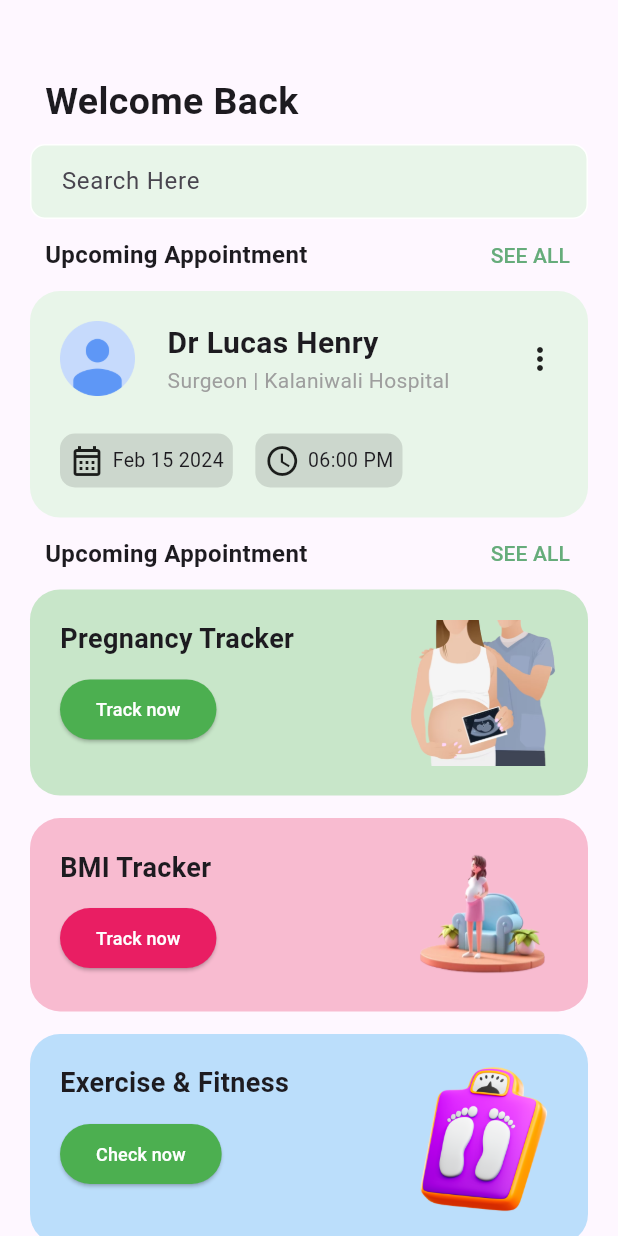
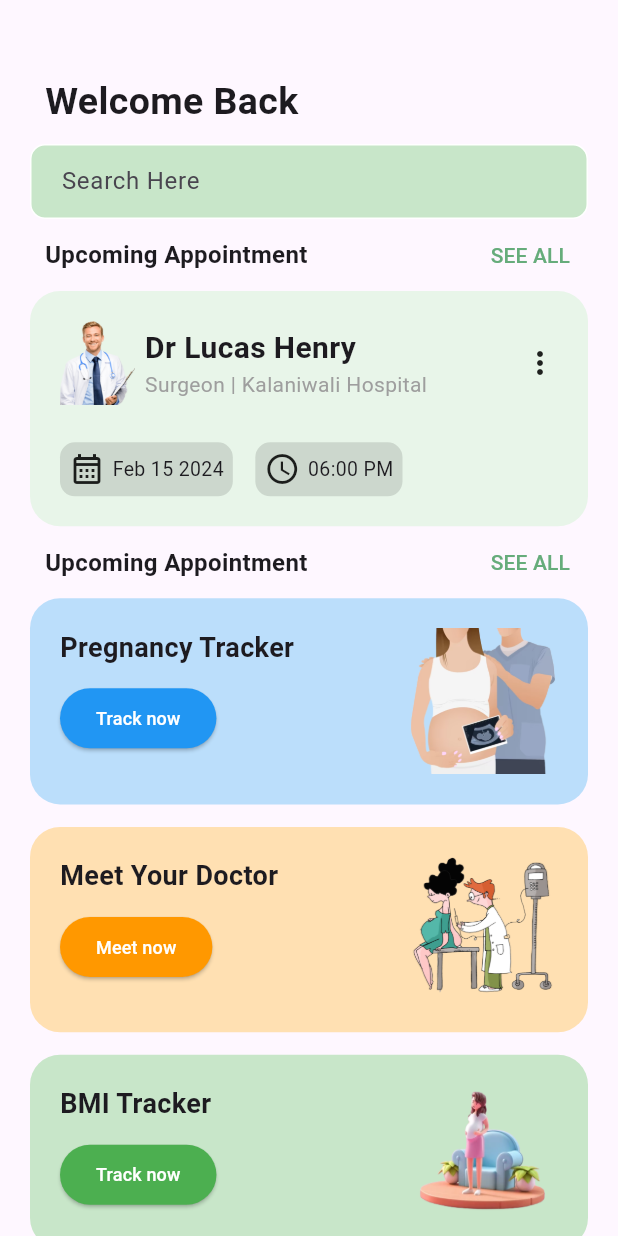
Before and after one commit to jdtdjayasingha/Babycare-University-Assignment, a Flutter app: the Menu screen opened directly, on a phone screen of 412 x 824 dp. Run offline on Flutter 3.47's test engine with Material 3 defaults, Android fonts, the light colour scheme and no system bars; our stand-ins replace carousel_slider, cloud_firestore, firebase_auth, firebase_core, firebase_storage, get and 3 more; missing offline and left inert: pretty_gauge; accounts and stored records are empty; network calls fail.

Commit message:
Updated Mom Menu Screen

```diff
--- a/lib/screen/Login/loading.dart
+++ b/lib/screen/Login/loading.dart
@@ -58,7 +58,7 @@ class _LodingScreenState extends State<LodingScreen> {
         child: Center(
           child: Padding(
             padding: const EdgeInsets.only(
-              top: 350,
+              top: 300,
 
             ),
             child: Column(
--- a/lib/screen/Login/splash.dart
+++ b/lib/screen/Login/splash.dart
@@ -40,7 +40,7 @@ class _SplashScreenState extends State<SplashScreen> {
         child: Center(
           child: Padding(
             padding: const EdgeInsets.only(
-              top: 350,
+              top: 300,
             ),
             child: Column(
               children: [
--- a/lib/screen/mom/menu.dart
+++ b/lib/screen/mom/menu.dart
@@ -49,7 +49,7 @@ class _MenuState extends State<Menu> {
               Container(
                 width: double.infinity, // Make the container take full width
                 decoration: BoxDecoration(
-                  color: Colors.green[50],
+                  color: Colors.green[100],
                   borderRadius: BorderRadius.circular(10.0),
                   border: Border.all(
                     color: Colors.white,
@@ -105,7 +105,7 @@ class _MenuState extends State<Menu> {
                         Column(
                           children: [
                             Image.asset(
-                              'assets/images/user.png',
+                              'assets/images/userdoc.png',
                               width: 50,
                             ),
                           ],
@@ -129,7 +129,7 @@ class _MenuState extends State<Menu> {
                           ],
                         ),
                         SizedBox(
-                          width: 5,
+                          width: 50,
                         ),
                         Column(
                           children: [
@@ -231,7 +231,7 @@ class _MenuState extends State<Menu> {
                 padding: const EdgeInsets.all(20),
                 decoration: BoxDecoration(
                   borderRadius: BorderRadius.circular(20),
-                  color: Colors.green[100],
+                  color: Colors.blue[100],
                 ),
                 child: Row(
                   crossAxisAlignment: CrossAxisAlignment.start,
@@ -253,7 +253,7 @@ class _MenuState extends State<Menu> {
                         ElevatedButton(
                           style: ButtonStyle(
                             backgroundColor:
-                                MaterialStateProperty.all<Color>(Colors.green),
+                                MaterialStateProperty.all<Color>(Colors.blue),
                           ),
                           onPressed: () {
                             Navigator.push(
@@ -291,7 +291,66 @@ class _MenuState extends State<Menu> {
                 padding: const EdgeInsets.all(20),
                 decoration: BoxDecoration(
                   borderRadius: BorderRadius.circular(20),
-                  color: Colors.pink[100],
+                  color: Colors.orange[100],
+                ),
+                child: Row(
+                  crossAxisAlignment: CrossAxisAlignment.start,
+                  mainAxisAlignment: MainAxisAlignment.spaceBetween,
+                  children: [
+                    Column(
+                      crossAxisAlignment: CrossAxisAlignment.start,
+                      children: [
+                        const Text(
+                          "Meet Your Doctor",
+                          style: TextStyle(
+                            fontSize: 18,
+                            fontWeight: FontWeight.bold,
+                          ),
+                        ),
+                        const SizedBox(
+                          height: 10,
+                        ),
+                        ElevatedButton(
+                          style: ButtonStyle(
+                            backgroundColor:
+                                MaterialStateProperty.all<Color>(Colors.orange),
+                          ),
+                          onPressed: () {
+                            Navigator.push(
+                              context,
+                              MaterialPageRoute(
+                                  builder: (context) => const HomePage()),
+                            );
+                          },
+                          child: const Text(
+                            'Meet now',
+                            style: TextStyle(
+                              color: Colors.white,
+                              fontSize: 12,
+                            ),
+                          ),
+                        ),
+                      ],
+                    ),
+                    Column(
+                      children: [
+                        Image.asset(
+                          'assets/images/meetdoctor.png',
+                          width: 100,
+                        ),
+                      ],
+                    ),
+                  ],
+                ),
+              ),
+              SizedBox(
+                height: 15,
+              ),
+              Container(
+                padding: const EdgeInsets.all(20),
+                decoration: BoxDecoration(
+                  borderRadius: BorderRadius.circular(20),
+                  color: Colors.green[100],
                 ),
                 child: Row(
                   crossAxisAlignment: CrossAxisAlignment.start,
@@ -313,7 +372,7 @@ class _MenuState extends State<Menu> {
                         ElevatedButton(
                           style: ButtonStyle(
                             backgroundColor:
-                                MaterialStateProperty.all<Color>(Colors.pink),
+                                MaterialStateProperty.all<Color>(Colors.green),
                           ),
                           onPressed: () {
                             Navigator.push(
@@ -350,7 +409,7 @@ class _MenuState extends State<Menu> {
                 padding: const EdgeInsets.all(20),
                 decoration: BoxDecoration(
                   borderRadius: BorderRadius.circular(20),
-                  color: Colors.blue[100],
+                  color: Colors.red[100],
                 ),
                 child: Row(
                   crossAxisAlignment: CrossAxisAlignment.start,
@@ -372,7 +431,7 @@ class _MenuState extends State<Menu> {
                         ElevatedButton(
                           style: ButtonStyle(
                             backgroundColor:
-                                MaterialStateProperty.all<Color>(Colors.green),
+                                MaterialStateProperty.all<Color>(Colors.red),
                           ),
                           onPressed: () {},
                           child: const Text(
@@ -517,65 +576,6 @@ class _MenuState extends State<Menu> {
               SizedBox(
                 height: 15,
               ),
-              Container(
-                padding: const EdgeInsets.all(20),
-                decoration: BoxDecoration(
-                  borderRadius: BorderRadius.circular(20),
-                  color: Colors.purple[100],
-                ),
-                child: Row(
-                  crossAxisAlignment: CrossAxisAlignment.start,
-                  mainAxisAlignment: MainAxisAlignment.spaceBetween,
-                  children: [
-                    Column(
-                      crossAxisAlignment: CrossAxisAlignment.start,
-                      children: [
-                        const Text(
-                          "Meet Doctor",
-                          style: TextStyle(
-                            fontSize: 18,
-                            fontWeight: FontWeight.bold,
-                          ),
-                        ),
-                        const SizedBox(
-                          height: 10,
-                        ),
-                        ElevatedButton(
-                          style: ButtonStyle(
-                            backgroundColor:
-                                MaterialStateProperty.all<Color>(Colors.green),
-                          ),
-                          onPressed: () {
-                            Navigator.push(
-                              context,
-                              MaterialPageRoute(
-                                  builder: (context) => const HomePage()),
-                            );
-                          },
-                          child: const Text(
-                            'Meet now',
-                            style: TextStyle(
-                              color: Colors.white,
-                              fontSize: 12,
-                            ),
-                          ),
-                        ),
-                      ],
-                    ),
-                    Column(
-                      children: [
-                        Image.asset(
-                          'assets/images/menu6.png',
-                          width: 95,
-                        ),
-                      ],
-                    ),
-                  ],
-                ),
-              ),
-              SizedBox(
-                height: 15,
-              ),
             ],
           ),
         ),
```
Also changed, not shown: lib/screen/Login/doctor/doctor_sign_in.dart (+11 -2 lines), lib/screen/Login/mom/user_sign_in.dart (+11 -2 lines), assets/images/meetdoctor.png (added), assets/images/userdoc.png (added).
